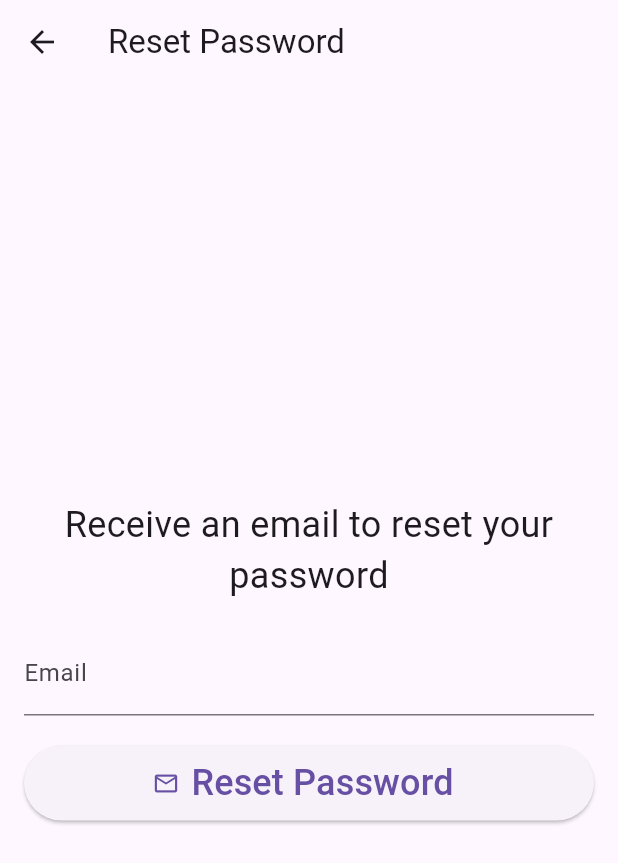
After one commit to Huynh-Phat-Gemera/QuizApp, a Flutter app: the screen it shows after launch, after a tap on "Forgot Password", on a phone screen of 412 x 824 dp. The commit adds this screen. Shown: the top 863 px of the screen. Run offline on Flutter 3.47's test engine with Material 3 defaults, Android fonts, the phone set to English and light mode, and no system bars; our stand-ins replace email_validator, firebase_auth, firebase_core; accounts and stored records are empty.

Commit message:
Add reset password

```diff
--- /dev/null
+++ b/lib/forgot_password.dart
@@ -0,0 +1,97 @@
+import 'package:email_validator/email_validator.dart';
+import 'package:firebase_auth/firebase_auth.dart';
+import 'package:flutter/foundation.dart';
+import 'package:flutter/material.dart';
+import 'package:quiz_app/utils.dart';
+
+class ForgotPassword extends StatefulWidget {
+  const ForgotPassword({Key? key}) : super(key: key);
+
+  @override
+  State<ForgotPassword> createState() => _ForgotPasswordState();
+}
+
+class _ForgotPasswordState extends State<ForgotPassword> {
+  final formKey = GlobalKey<FormState>();
+  final emailController = TextEditingController();
+
+  @override
+  void dispose() {
+    emailController.dispose();
+
+    super.dispose();
+  }
+
+  @override
+  Widget build(BuildContext context) => Scaffold(
+        appBar: AppBar(
+          backgroundColor: Colors.transparent,
+          elevation: 0,
+          title: const Text('Reset Password'),
+        ),
+        body: Padding(
+          padding: const EdgeInsets.all(16),
+          child: Form(
+            key: formKey,
+            child: Column(
+              mainAxisAlignment: MainAxisAlignment.center,
+              children: [
+                const Text(
+                  'Receive an email to reset your password',
+                  textAlign: TextAlign.center,
+                  style: TextStyle(fontSize: 24),
+                ),
+                const SizedBox(height: 20),
+                TextFormField(
+                  controller: emailController,
+                  cursorColor: Colors.white,
+                  textInputAction: TextInputAction.done,
+                  decoration: const InputDecoration(labelText: 'Email'),
+                  autovalidateMode: AutovalidateMode.onUserInteraction,
+                  validator: (email) =>
+                      email != null && !EmailValidator.validate(email)
+                          ? 'Enter a valid email'
+                          : null,
+                ),
+                const SizedBox(height: 20),
+                ElevatedButton.icon(
+                  style: ElevatedButton.styleFrom(
+                    minimumSize: const Size.fromHeight(50),
+                  ),
+                  icon: const Icon(Icons.email_outlined),
+                  label: const Text(
+                    'Reset Password',
+                    style: TextStyle(fontSize: 24),
+                  ),
+                  onPressed: resetPassword,
+                )
+              ],
+            ),
+          ),
+        ),
+      );
+
+  Future resetPassword() async {
+    showDialog(
+        context: context,
+        barrierDismissible: false,
+        builder: (context) => const Center(child: CircularProgressIndicator()));
+
+    try {
+      await FirebaseAuth.instance
+          .sendPasswordResetEmail(email: emailController.text.trim());
+
+      Utils.showSnackBar('Password reset email has been sent');
+      // ignore: use_build_context_synchronously
+      Navigator.of(context).popUntil((route) => route.isFirst);
+    } on FirebaseAuthException catch (e) {
+      if (kDebugMode) {
+        print(e);
+      }
+
+      Utils.showSnackBar(e.message);
+      // ignore: use_build_context_synchronously
+      Navigator.of(context).pop();
+    }
+  }
+}
--- a/lib/login.dart
+++ b/lib/login.dart
@@ -3,6 +3,7 @@
 import 'package:flutter/gestures.dart';
 import 'package:flutter/material.dart';
 import 'package:quiz_app/utils.dart';
+import 'forgot_password.dart';
 import 'main.dart';
 
 // ignore: camel_case_types
@@ -82,6 +83,18 @@
             onPressed: signIn,
           ),
           const SizedBox(height: 24),
+					const SizedBox(height: 24),
+					GestureDetector(
+						child: Text(
+							'Forgot Password',
+							style: TextStyle(
+								decoration: TextDecoration.underline,
+								color: Theme.of(context).colorScheme.secondary,
+								fontSize: 20
+							),
+						),
+						onTap: () => Navigator.of(context).push(MaterialPageRoute(builder: (context) => const ForgotPassword())),
+					),
           RichText(
             text: TextSpan(
               style: const TextStyle(color: Colors.amber, fontSize: 20),
```
